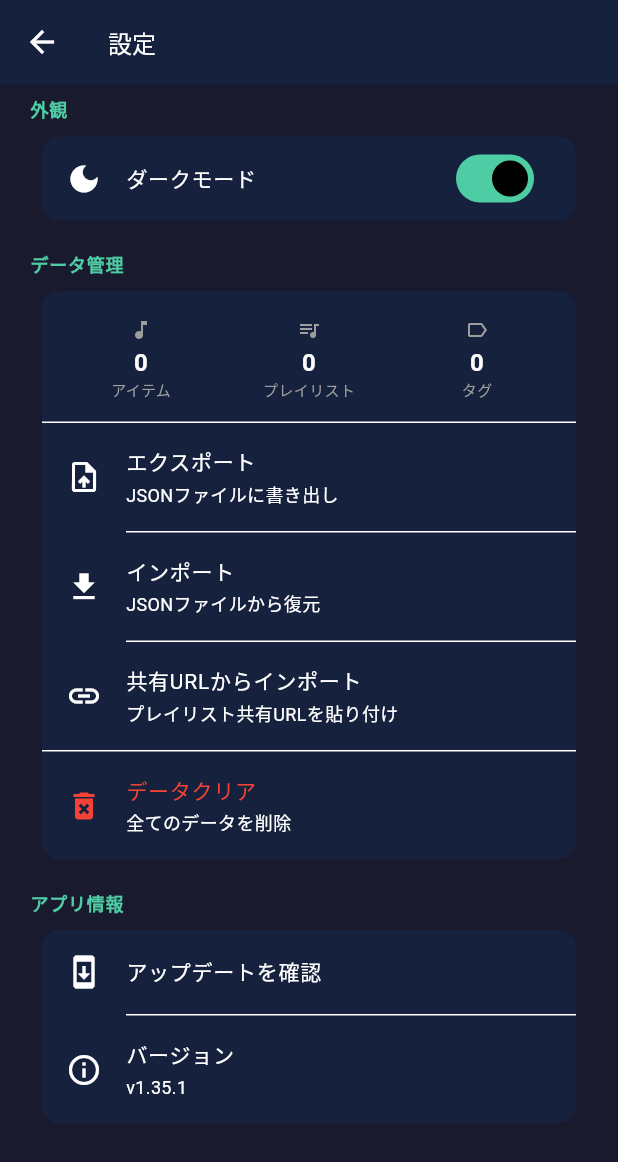
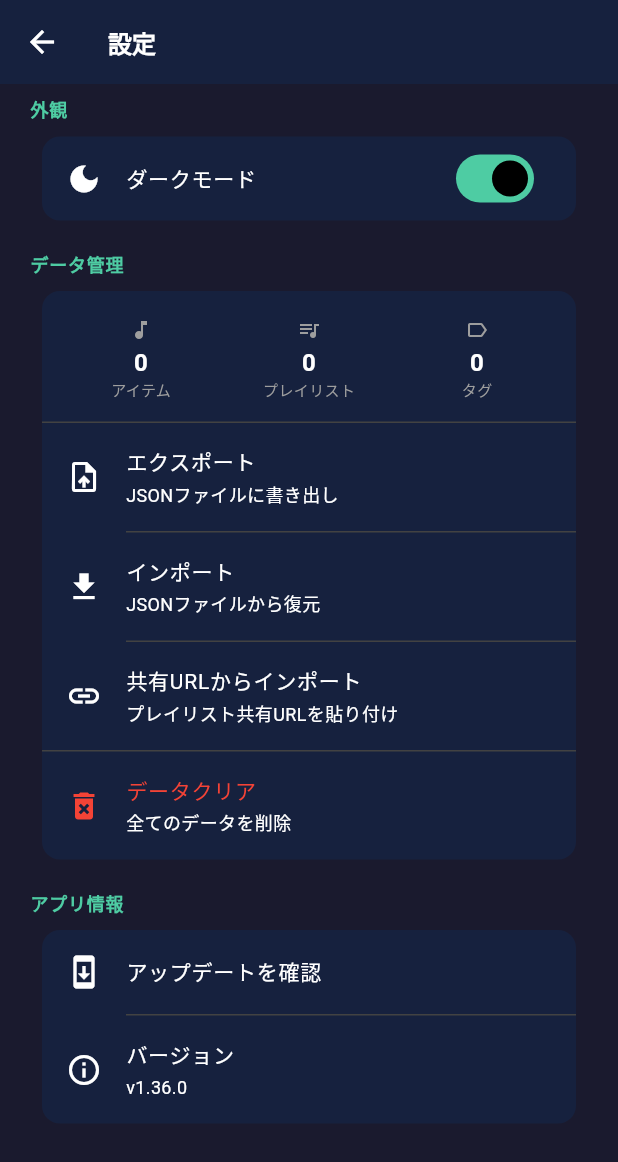
Before and after one commit to kuronekorou39/u2b-loop-app, a Flutter app: the screen it shows after launch, after a tap on the "settings" icon, on a phone screen of 412 x 824 dp. Shown: the top 1162 px of the screen. Run offline on Flutter 3.47's test engine with Material 3 defaults, Android fonts, the phone set to English and light mode, and no system bars; our stand-ins replace app_links, file_picker, flutter_riverpod, hive, hive_flutter, package_info_plus and 2 more; missing offline and left inert: media_kit, media_kit_video, video_thumbnail, youtube_explode_dart; accounts and stored records are empty; network calls fail.

Commit message:
v1.36.0: デザインシステム定数を定義
AppSpacing: xs(4) sm(6) md(8) lg(12) xl(16) xxl(24)
AppIconSizes: xs(14) sm(18) md(20) lg(24) xl(28) xxl(48)
TextTheme: titleLarge(18) titleMedium(15) titleSmall(14)
           bodyLarge(14) bodyMedium(13) bodySmall(12) labelSmall(11)
DividerTheme: ダーク/ライトで統一

Co-Authored-By: Claude Opus 4.6 (1M context) <noreply@anthropic.com>

```diff
--- a/lib/core/theme/app_theme.dart
+++ b/lib/core/theme/app_theme.dart
@@ -1,9 +1,95 @@
 import 'package:flutter/material.dart';
+
+// === Design System Constants ===
+
+class AppSpacing {
+  static const xs = 4.0;
+  static const sm = 6.0;
+  static const md = 8.0;
+  static const lg = 12.0;
+  static const xl = 16.0;
+  static const xxl = 24.0;
+}
+
+class AppIconSizes {
+  static const xs = 14.0;
+  static const sm = 18.0;
+  static const md = 20.0;
+  static const lg = 24.0;
+  static const xl = 28.0;
+  static const xxl = 48.0;
+}
+
+// === Theme ===
 
 class AppTheme {
   static const pointAColor = Color(0xFFFF6B6B);
   static const pointBColor = Color(0xFF4FC3F7);
   static const accentGreen = Color(0xFF4ECCA3);
+  static const accentRed = Color(0xFFE94560);
+
+  static const _fontFamily = 'Roboto';
+
+  static TextTheme _buildTextTheme(Brightness brightness) {
+    final color =
+        brightness == Brightness.dark ? Colors.white : const Color(0xFF1A1A2E);
+    final subColor =
+        brightness == Brightness.dark ? Colors.grey : Colors.grey.shade600;
+
+    return TextTheme(
+      // AppBar タイトル、大見出し
+      titleLarge: TextStyle(
+        fontSize: 18,
+        fontWeight: FontWeight.bold,
+        fontFamily: _fontFamily,
+        color: color,
+      ),
+      // セクション見出し、ダイアログタイトル
+      titleMedium: TextStyle(
+        fontSize: 15,
+        fontWeight: FontWeight.bold,
+        fontFamily: _fontFamily,
+        color: color,
+      ),
+      // サブタイトル、ボタンラベル
+      titleSmall: TextStyle(
+        fontSize: 14,
+        fontWeight: FontWeight.w500,
+        fontFamily: _fontFamily,
+        color: color,
+      ),
+      // 本文
+      bodyLarge: TextStyle(
+        fontSize: 14,
+        fontFamily: _fontFamily,
+        color: color,
+      ),
+      // リスト項目テキスト
+      bodyMedium: TextStyle(
+        fontSize: 13,
+        fontFamily: _fontFamily,
+        color: color,
+      ),
+      // 補助テキスト、ヒント
+      bodySmall: TextStyle(
+        fontSize: 12,
+        fontFamily: _fontFamily,
+        color: subColor,
+      ),
+      // キャプション、バッジ
+      labelSmall: TextStyle(
+        fontSize: 11,
+        fontFamily: _fontFamily,
+        color: subColor,
+      ),
+      // チップ、タグ
+      labelMedium: TextStyle(
+        fontSize: 12,
+        fontFamily: _fontFamily,
+        color: color,
+      ),
+    );
+  }
 
   static ThemeData get dark {
     const bg = Color(0xFF1A1A2E);
@@ -14,6 +100,8 @@ class AppTheme {
     return ThemeData(
       brightness: Brightness.dark,
       scaffoldBackgroundColor: bg,
+      fontFamily: _fontFamily,
+      textTheme: _buildTextTheme(Brightness.dark),
       colorScheme: const ColorScheme.dark(
         surface: bg,
         primary: accent,
@@ -43,6 +131,11 @@ class AppTheme {
       iconButtonTheme: IconButtonThemeData(
         style: IconButton.styleFrom(foregroundColor: Colors.white),
       ),
+      dividerTheme: DividerThemeData(
+        color: Colors.grey.shade800,
+        space: 1,
+        thickness: 1,
+      ),
     );
   }
 
@@ -55,6 +148,8 @@ class AppTheme {
     return ThemeData(
       brightness: Brightness.light,
       scaffoldBackgroundColor: bg,
+      fontFamily: _fontFamily,
+      textTheme: _buildTextTheme(Brightness.light),
       colorScheme: const ColorScheme.light(
         surface: bg,
         primary: accent,
@@ -81,6 +176,11 @@ class AppTheme {
         contentPadding:
             const EdgeInsets.symmetric(horizontal: 12, vertical: 10),
       ),
+      dividerTheme: DividerThemeData(
+        color: Colors.grey.shade300,
+        space: 1,
+        thickness: 1,
+      ),
     );
   }
 }
--- a/pubspec.yaml
+++ b/pubspec.yaml
@@ -1,7 +1,7 @@
 name: u2b_loop_app
 description: "YouTube & Local Video AB Loop Player"
 publish_to: 'none'
-version: 1.35.1
+version: 1.36.0
 
 environment:
   sdk: ^3.11.0
```
